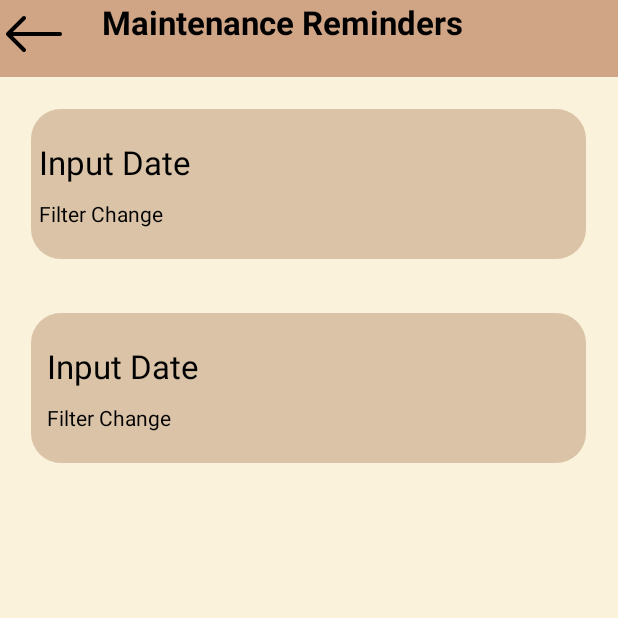
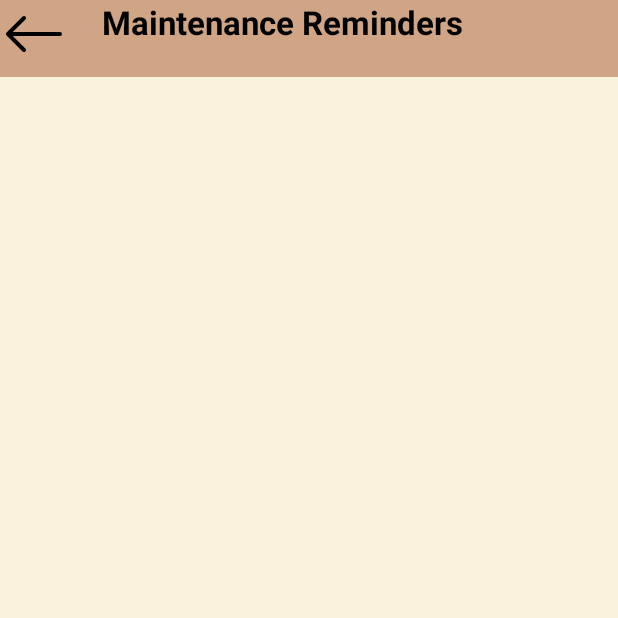
Before and after one commit to charlesangelo/GravaSend, an Android app: the MaintenanceReminders screen opened directly, with no data from a screen before it, on a phone screen of 412 x 824 dp, the top half of it. Run offline under Robolectric (Android 15) with nearby library versions, the phone set to English and light mode, and no system bars; our stand-ins replace Firebase (no records; nobody signed in at launch, a user with empty details on screens opened directly).

Commit message:
dynamic trip historys nx ff

```diff
--- a/app/src/main/java/com/example/gravasend/MaintenanceReminders.java
+++ b/app/src/main/java/com/example/gravasend/MaintenanceReminders.java
@@ -2,11 +2,16 @@ package com.example.gravasend;
 
 import android.content.Intent;
 import android.os.Bundle;
+import android.util.Log;
 import android.view.View;
 import android.widget.ImageButton;
+import android.widget.LinearLayout;
 import android.widget.TextView;
 import androidx.annotation.NonNull;
 import androidx.appcompat.app.AppCompatActivity;
+
+import com.google.android.gms.tasks.OnCompleteListener;
+import com.google.android.gms.tasks.Task;
 import com.google.firebase.auth.FirebaseAuth;
 import com.google.firebase.auth.FirebaseUser;
 import com.google.firebase.database.DataSnapshot;
@@ -15,15 +20,17 @@ import com.google.firebase.database.DatabaseReference;
 import com.google.firebase.database.FirebaseDatabase;
 import com.google.firebase.database.ValueEventListener;
 
+import java.util.ArrayList;
+
 public class MaintenanceReminders extends AppCompatActivity {
     private ImageButton backButton;
     private DatabaseReference databaseReference;
     private FirebaseUser currentUser;
 
-    private TextView dateView1;
-    private TextView type1;
-    private TextView dateView2;
-    private TextView type2;
+    private TextView service;
+    private TextView nextduemileage;
+    private LinearLayout maintenanceBox;
+
 
     @Override
     protected void onCreate(Bundle savedInstanceState) {
@@ -36,14 +43,10 @@ public class MaintenanceReminders extends AppCompatActivity {
         // Get the current user
         currentUser = FirebaseAuth.getInstance().getCurrentUser();
 
-        // Set up references to views
-        dateView1 = findViewById(R.id.DateView1);
-        type1 = findViewById(R.id.Type1);
-        dateView2 = findViewById(R.id.DateView2);
-        type2 = findViewById(R.id.Type2);
 
         // Back Button
         backButton = findViewById(R.id.backButton);
+        maintenanceBox = findViewById(R.id.maintenanceBox);
         backButton.setOnClickListener(new View.OnClickListener() {
             @Override
             public void onClick(View v) {
@@ -57,31 +60,57 @@ public class MaintenanceReminders extends AppCompatActivity {
     }
 
     private void loadMaintenanceReminders() {
-        if (currentUser != null) {
-            String userId = currentUser.getUid();
-            DatabaseReference userReference = databaseReference.child(userId);
+        ArrayList<String> keys = new ArrayList<>();
+        DatabaseReference userReference = databaseReference.child(currentUser.getUid());
+
 
         userReference.addListenerForSingleValueEvent(new ValueEventListener() {
             @Override
-                public void onDataChange(@NonNull DataSnapshot dataSnapshot) {
+            public void onDataChange(DataSnapshot dataSnapshot) {
+                for (DataSnapshot keySnapshot : dataSnapshot.getChildren()) {
+                    // Retrieve each trip key and add it to the list
+                    String maintenanceKey = keySnapshot.getKey();
+                    keys.add(maintenanceKey);
+                }
+
+                // Iterate through the trip keys and read data for each key
+                for (String key : keys) {
+                    DatabaseReference maintenanceRef = databaseReference.child(key);
+
+                    maintenanceRef.get().addOnCompleteListener(new OnCompleteListener<DataSnapshot>() {
+                        @Override
+                        public void onComplete(Task<DataSnapshot> task) {
+                            if (task.isSuccessful()) {
+                                DataSnapshot dataSnapshot = task.getResult();
+
+
                                 if (dataSnapshot.exists()) {
-                        String date1 = dataSnapshot.child("firstDate").getValue(String.class);
-                        String type1Text = dataSnapshot.child("firstType").getValue(String.class);
-                        String date2 = dataSnapshot.child("secondDate").getValue(String.class);
-                        String type2Text = dataSnapshot.child("secondType").getValue(String.class);
 
-                        dateView1.setText(date1);
-                        type1.setText(type1Text);
-                        dateView2.setText(date2);
-                        type2.setText(type2Text);
+                                    View maintenanceView = getLayoutInflater().inflate(R.layout.maintenance_item, null);
+                                    TextView serviceTextView = maintenanceView.findViewById(R.id.service);
+                                    TextView mileageTextView = maintenanceView.findViewById(R.id.nextduemileage);
+
+
+                                    String serviceText = dataSnapshot.child("service").getValue(String.class);
+                                    String nextDueMileage = dataSnapshot.child("nextduemileage").getValue(String.class);
+
+                                    serviceTextView.setText(serviceText);
+                                    mileageTextView.setText(nextDueMileage);
+
+                                    maintenanceBox.addView(maintenanceView);
+                                }
+                            }
+                        }
+                    });
                 }
             }
 
             @Override
-                public void onCancelled(@NonNull DatabaseError databaseError) {
-                    // Handle error here if needed
+            public void onCancelled(@NonNull DatabaseError error) {
+
             }
+
+
         });
     }
 }
-}
--- a/app/src/main/res/layout/maintenancereminders.xml
+++ b/app/src/main/res/layout/maintenancereminders.xml
@@ -44,88 +44,30 @@
             tools:ignore="MissingConstraints" />
     </LinearLayout>
 
-    <LinearLayout
-        android:layout_width="370dp"
-        android:layout_height="100dp"
-        android:background="@drawable/rounded_image_background"
-        android:backgroundTint="#dac3a6"
-        android:gravity="center|center_horizontal|center_vertical"
-        android:orientation="horizontal"
-        app:layout_constraintBottom_toBottomOf="parent"
-        app:layout_constraintEnd_toEndOf="parent"
-        app:layout_constraintHorizontal_bias="0.487"
-        app:layout_constraintStart_toStartOf="parent"
-        app:layout_constraintTop_toBottomOf="@+id/linearLayout"
-        app:layout_constraintVertical_bias="0.032"
-        tools:ignore="MissingConstraints">
 
-        <LinearLayout
-            android:layout_width="370dp"
-            android:layout_height="wrap_content"
-            android:orientation="vertical"
-            android:paddingEnd="140dp">
 
-            <TextView
-                android:id="@+id/DateView1"
-                android:layout_width="360dp"
-                android:layout_height="wrap_content"
-                android:inputType="date"
-                android:text="Input Date"
-                android:textColor="#000000"
-                android:textSize="22sp"
-                android:paddingLeft="5dp"/>
+        <ScrollView
+            android:layout_width="396dp"
+            android:layout_height="669dp"
+            app:layout_constraintBottom_toBottomOf="parent"
+            app:layout_constraintEnd_toEndOf="parent"
+            app:layout_constraintHorizontal_bias="0.53"
+            app:layout_constraintStart_toStartOf="parent"
+            app:layout_constraintTop_toBottomOf="@+id/linearLayout"
+            app:layout_constraintVertical_bias="0.043">
 
-            <TextView
-                android:id="@+id/Type1"
+            <LinearLayout
+                android:id="@+id/maintenanceBox"
                 android:layout_width="match_parent"
                 android:layout_height="wrap_content"
-                android:layout_marginTop="10dp"
-                android:text="Filter Change"
-                android:textColor="#000000"
-                android:paddingLeft="5dp"/>
-        </LinearLayout>
-    </LinearLayout>
+                android:orientation="vertical">
+                <!-- Dynamically created trip items will be added here -->
+            </LinearLayout>
 
-    <LinearLayout
-        android:layout_width="370dp"
-        android:layout_height="100dp"
-        android:background="@drawable/rounded_image_background"
-        android:backgroundTint="#dac3a6"
-        android:gravity="center|center_horizontal|center_vertical"
-        android:orientation="horizontal"
-        app:layout_constraintBottom_toBottomOf="parent"
-        app:layout_constraintEnd_toEndOf="parent"
-        app:layout_constraintHorizontal_bias="0.487"
-        app:layout_constraintStart_toStartOf="parent"
-        app:layout_constraintTop_toBottomOf="@+id/linearLayout"
-        app:layout_constraintVertical_bias="0.234"
-        tools:ignore="MissingConstraints">
+        </ScrollView>
 
-        <LinearLayout
-            android:layout_width="359dp"
-            android:layout_height="wrap_content"
-            android:orientation="vertical"
-            android:paddingEnd="140dp">
 
-            <TextView
-                android:id="@+id/DateView2"
-                android:layout_width="346dp"
-                android:layout_height="wrap_content"
-                android:inputType="date"
-                android:text="Input Date"
-                android:textColor="#000000"
-                android:textSize="22sp"
-                android:paddingLeft="5dp"/>
 
-            <TextView
-                android:id="@+id/Type2"
-                android:layout_width="match_parent"
-                android:layout_height="wrap_content"
-                android:layout_marginTop="10dp"
-                android:text="Filter Change"
-                android:textColor="#000000"
-                android:paddingLeft="5dp"/>
-        </LinearLayout>
-    </LinearLayout>
+
 
 </androidx.constraintlayout.widget.ConstraintLayout>
```
Also changed, not shown: app/src/main/res/layout/maintenance_item.xml (added, +32 -0 lines). Lines whose indentation alone changed are shown as unchanged.
